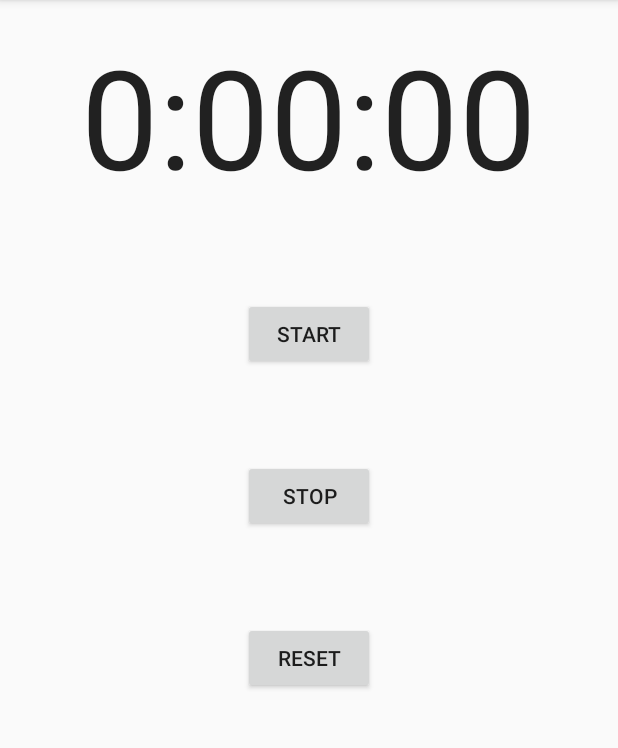
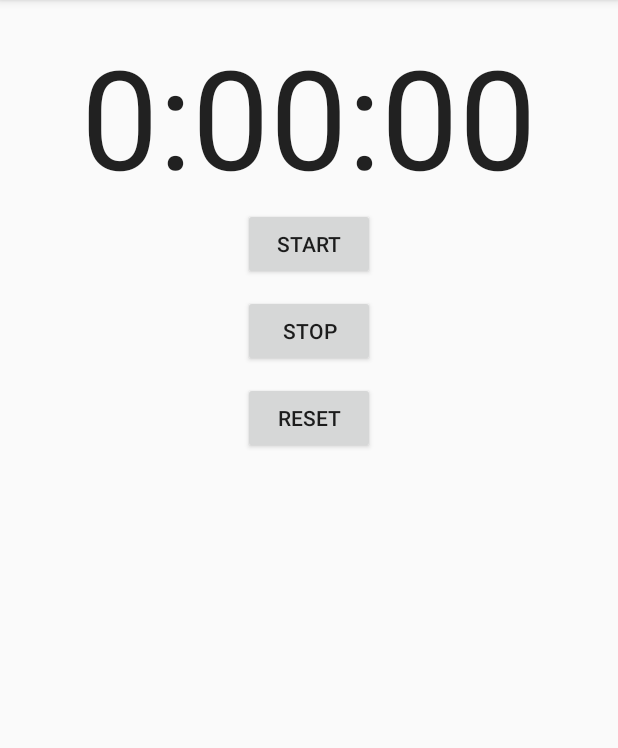
Before and after one commit to mjgrusni/Stopwatch, an Android app: the screen it shows after launch (StopwatchActivity), on a phone screen of 412 x 824 dp, the part 84-832 px from its top. Run offline under Robolectric (Android 15) with nearby library versions, the phone set to English and light mode, and no system bars.

Commit message:
End of class commit

```diff
--- a/app/src/main/AndroidManifest.xml
+++ b/app/src/main/AndroidManifest.xml
@@ -8,7 +8,9 @@
         android:label="@string/app_name"
         android:supportsRtl="true"
         android:theme="@style/AppTheme">
-        <activity android:name=".StopwatchActivity">
+        <activity android:name=".StopwatchActivity"
+            android:label="@string/app_name"
+            android:configChanges="orientation|screenSize">
             <intent-filter>
                 <action android:name="android.intent.action.MAIN" />
 
--- a/app/src/main/java/com/example/mjgrusni/stopwatch/StopwatchActivity.java
+++ b/app/src/main/java/com/example/mjgrusni/stopwatch/StopwatchActivity.java
@@ -1,5 +1,6 @@
 package com.example.mjgrusni.stopwatch;
 
+import android.content.res.Configuration;
 import android.os.Handler;
 import android.support.v7.app.AppCompatActivity;
 import android.os.Bundle;
@@ -8,13 +9,20 @@ import android.widget.TextView;
 
 public class StopwatchActivity extends AppCompatActivity {
 
-    private boolean running;
+    private boolean running, wasRunning = false;
     private int seconds = 0;
 
     @Override
     protected void onCreate(Bundle savedInstanceState) {
         super.onCreate(savedInstanceState);
         setContentView(R.layout.activity_stopwatch);
+
+        if(savedInstanceState != null){
+            seconds = savedInstanceState.getInt("seconds");
+            running = savedInstanceState.getBoolean("running");
+            wasRunning = savedInstanceState.getBoolean("wasRunning");
+        }
+
         runTimer();
     }
 
@@ -34,7 +42,7 @@ public class StopwatchActivity extends AppCompatActivity {
     private void runTimer() {
         final TextView timeView = (TextView) findViewById(R.id.time_view);
         final Handler handler = new Handler();
-        handler.post(new Runnable(){
+        handler.post(new Runnable() {
             @Override
             public void run() {
                 int hours = seconds / 3600;
@@ -43,11 +51,34 @@ public class StopwatchActivity extends AppCompatActivity {
                 String time = String.format("%d:%02d:%02d", hours, minutes, secs);
 
                 timeView.setText(time);
-                if(running){
+                if (running) {
                     seconds++;
                 }
                 handler.postDelayed(this, 1000);
             }
         });
     }
+
+   /* public void onConfigurationChanged(Configuration config) {
+
+    }*/
+
+    public void onSaveInstanceState(Bundle savedInstanceState) {
+        savedInstanceState.putInt("seconds", seconds);
+        savedInstanceState.putBoolean("running", running);
+        savedInstanceState.putBoolean("wasRunning", wasRunning);
+    }
+
+    protected void onStop() {
+        super.onStop();
+        wasRunning = running;
+        running = false;
+    }
+
+    protected void onStart() {
+        super.onStart();
+        if(wasRunning){
+            running = true;
+        }
+    }
 }
--- a/app/src/main/res/layout/activity_stopwatch.xml
+++ b/app/src/main/res/layout/activity_stopwatch.xml
@@ -13,6 +13,7 @@
         android:layout_width="wrap_content"
         android:layout_height="wrap_content"
         android:text=""
+        android:layout_marginTop="0dp"
         android:id="@+id/time_view"
         android:layout_alignParentTop="true"
         android:layout_centerHorizontal="true"
@@ -26,7 +27,6 @@
         android:id="@+id/start_button"
         android:layout_below="@+id/time_view"
         android:layout_centerHorizontal="true"
-        android:layout_marginTop="60dp"
         android:onClick="onClickStart" />
 
     <Button
@@ -36,7 +36,7 @@
         android:id="@+id/stop_button"
         android:layout_below="@+id/start_button"
         android:layout_centerHorizontal="true"
-        android:layout_marginTop="60dp"
+        android:layout_marginTop="10dp"
         android:onClick="onClickStop"/>
 
     <Button
@@ -46,6 +46,6 @@
         android:id="@+id/reset_button"
         android:layout_below="@+id/stop_button"
         android:layout_centerHorizontal="true"
-        android:layout_marginTop="60dp"
+        android:layout_marginTop="10dp"
         android:onClick="onClickReset"/>
 </RelativeLayout>
```
